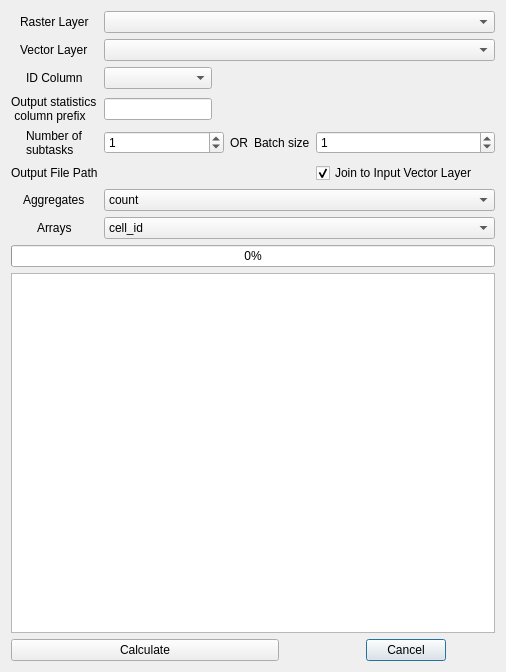
First picture: the form in zonal_exact_dialog_base.ui, repository JakubCha/exactextract_qgis, before the edit.
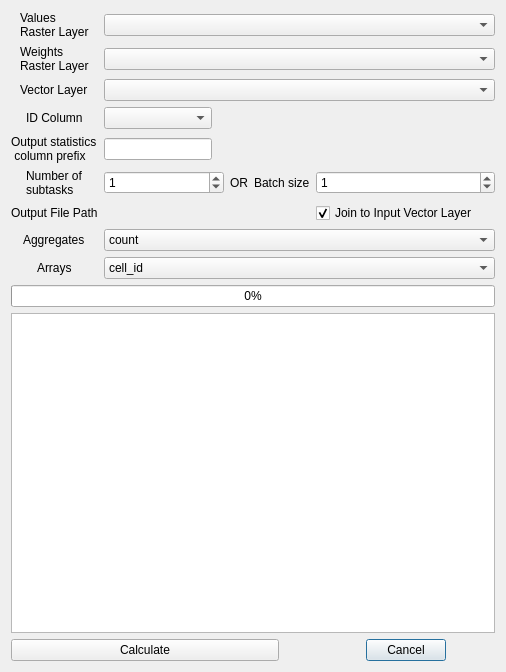
Second picture: the form after the edit. Custom widgets are drawn as their Qt base class.

Commit message: added weights layer choice

The edit to the form file:
```diff
--- a/zonal_exact_dialog_base.ui
+++ b/zonal_exact_dialog_base.ui
@@ -19,7 +19,14 @@
      <property name="sizeConstraint">
       <enum>QLayout::SetMaximumSize</enum>
      </property>
-     <item row="3" column="0" alignment="Qt::AlignHCenter">
+     <item row="5" column="1" colspan="4">
+      <widget class="QSpinBox" name="mSpinBox">
+       <property name="value">
+        <number>1</number>
+       </property>
+      </widget>
+     </item>
+     <item row="4" column="0" alignment="Qt::AlignHCenter">
       <widget class="QLabel" name="label_10">
        <property name="text">
         <string>Output statistics
@@ -27,58 +34,42 @@
        </property>
       </widget>
      </item>
-     <item row="12" column="0" colspan="7">
-      <widget class="QPushButton" name="mCalculateButton">
+     <item row="0" column="0" alignment="Qt::AlignHCenter">
+      <widget class="QLabel" name="label">
        <property name="text">
-        <string>Calculate</string>
+        <string>Values
+Raster Layer</string>
        </property>
-       <property name="checkable">
-        <bool>false</bool>
-       </property>
-       <property name="checked">
-        <bool>false</bool>
-       </property>
-       <property name="autoDefault">
-        <bool>false</bool>
-       </property>
       </widget>
      </item>
-     <item row="7" column="0" alignment="Qt::AlignHCenter">
-      <widget class="QLabel" name="label_6">
-       <property name="text">
-        <string>Arrays</string>
+     <item row="9" column="0" colspan="9" alignment="Qt::AlignVCenter">
+      <widget class="QProgressBar" name="mProgressBar">
+       <property name="value">
+        <number>0</number>
        </property>
-      </widget>
-     </item>
-     <item row="6" column="0" alignment="Qt::AlignHCenter">
-      <widget class="QLabel" name="label_5">
-       <property name="text">
-        <string>Aggregates</string>
+       <property name="textVisible">
+        <bool>true</bool>
        </property>
       </widget>
      </item>
-     <item row="4" column="5">
+     <item row="5" column="5">
       <widget class="QLabel" name="label_9">
        <property name="text">
         <string>OR</string>
        </property>
       </widget>
      </item>
-     <item row="1" column="0" alignment="Qt::AlignHCenter">
-      <widget class="QLabel" name="label_2">
+     <item row="4" column="1" colspan="3">
+      <widget class="QLineEdit" name="mPrefixEdit">
        <property name="text">
-        <string>Vector Layer</string>
+        <string/>
        </property>
       </widget>
      </item>
-     <item row="2" column="0" alignment="Qt::AlignHCenter">
-      <widget class="QLabel" name="label_11">
-       <property name="text">
-        <string>ID Column</string>
-       </property>
-      </widget>
+     <item row="0" column="1" colspan="8">
+      <widget class="QgsMapLayerComboBox" name="mRasterLayerComboBox"/>
      </item>
-     <item row="12" column="8">
+     <item row="13" column="8">
       <widget class="QDialogButtonBox" name="mButtonBox">
        <property name="orientation">
         <enum>Qt::Horizontal</enum>
@@ -91,32 +82,51 @@
        </property>
       </widget>
      </item>
-     <item row="8" column="0" colspan="9" alignment="Qt::AlignVCenter">
-      <widget class="QProgressBar" name="mProgressBar">
-       <property name="value">
-        <number>0</number>
-       </property>
-       <property name="textVisible">
-        <bool>true</bool>
-       </property>
-      </widget>
-     </item>
-     <item row="4" column="0" alignment="Qt::AlignHCenter">
-      <widget class="QLabel" name="label_3">
+     <item row="6" column="0" alignment="Qt::AlignHCenter">
+      <widget class="QLabel" name="label_4">
        <property name="text">
-        <string>Number of 
-subtasks</string>
+        <string>Output File Path</string>
        </property>
       </widget>
      </item>
-     <item row="4" column="6" colspan="2" alignment="Qt::AlignHCenter">
-      <widget class="QLabel" name="label_8">
-       <property name="text">
-        <string>Batch size</string>
+     <item row="8" column="1" colspan="8">
+      <widget class="QgsCheckableComboBox" name="mArraysComboBox">
+       <property name="toolTip">
+        <string>Select statistics that output multiple values (array)</string>
        </property>
+       <item>
+        <property name="text">
+         <string>cell_id</string>
+        </property>
+       </item>
+       <item>
+        <property name="text">
+         <string>center_x</string>
+        </property>
+       </item>
+       <item>
+        <property name="text">
+         <string>center_y</string>
+        </property>
+       </item>
+       <item>
+        <property name="text">
+         <string>coverage</string>
+        </property>
+       </item>
+       <item>
+        <property name="text">
+         <string>values</string>
+        </property>
+       </item>
+       <item>
+        <property name="text">
+         <string>weights</string>
+        </property>
+       </item>
       </widget>
      </item>
-     <item row="4" column="8">
+     <item row="5" column="8">
       <widget class="QSpinBox" name="mSpinBox_2">
        <property name="minimumSize">
         <size>
@@ -129,60 +139,7 @@
        </property>
       </widget>
      </item>
-     <item row="0" column="0" alignment="Qt::AlignHCenter">
-      <widget class="QLabel" name="label">
-       <property name="text">
-        <string>Raster Layer</string>
-       </property>
-      </widget>
-     </item>
-     <item row="10" column="0" colspan="9">
-      <widget class="QPlainTextEdit" name="mPlainText">
-       <property name="readOnly">
-        <bool>true</bool>
-       </property>
-       <property name="plainText">
-        <string/>
-       </property>
-      </widget>
-     </item>
-     <item row="5" column="0" alignment="Qt::AlignHCenter">
-      <widget class="QLabel" name="label_4">
-       <property name="text">
-        <string>Output File Path</string>
-       </property>
-      </widget>
-     </item>
-     <item row="5" column="8">
-      <widget class="QCheckBox" name="mJoinCheckBox">
-       <property name="text">
-        <string>Join to Input Vector Layer</string>
-       </property>
-       <property name="checked">
-        <bool>true</bool>
-       </property>
-      </widget>
-     </item>
-     <item row="5" column="1" colspan="7">
-      <widget class="QgsFileWidget" name="mQgsOutputFileWidget">
-       <property name="fileWidgetButtonVisible">
-        <bool>true</bool>
-       </property>
-       <property name="useLink">
-        <bool>false</bool>
-       </property>
-       <property name="fullUrl">
-        <bool>false</bool>
-       </property>
-       <property name="defaultRoot">
-        <string/>
-       </property>
-       <property name="storageMode">
-        <enum>QgsFileWidget::SaveFile</enum>
-       </property>
-      </widget>
-     </item>
-     <item row="6" column="1" colspan="8">
+     <item row="7" column="1" colspan="8">
       <widget class="QgsCheckableComboBox" name="mAggregatesComboBox">
        <property name="acceptDrops">
         <bool>false</bool>
@@ -303,65 +260,124 @@
        </item>
       </widget>
      </item>
-     <item row="7" column="1" colspan="8">
-      <widget class="QgsCheckableComboBox" name="mArraysComboBox">
-       <property name="toolTip">
-        <string>Select statistics that output multiple values (array)</string>
+     <item row="7" column="0" alignment="Qt::AlignHCenter">
+      <widget class="QLabel" name="label_5">
+       <property name="text">
+        <string>Aggregates</string>
        </property>
-       <item>
-        <property name="text">
-         <string>cell_id</string>
-        </property>
-       </item>
-       <item>
-        <property name="text">
-         <string>center_x</string>
-        </property>
-       </item>
-       <item>
-        <property name="text">
-         <string>center_y</string>
-        </property>
-       </item>
-       <item>
-        <property name="text">
-         <string>coverage</string>
-        </property>
-       </item>
-       <item>
-        <property name="text">
-         <string>values</string>
-        </property>
-       </item>
-       <item>
-        <property name="text">
-         <string>weights</string>
-        </property>
-       </item>
       </widget>
      </item>
-     <item row="4" column="1" colspan="4">
-      <widget class="QSpinBox" name="mSpinBox">
-       <property name="value">
-        <number>1</number>
+     <item row="11" column="0" colspan="9">
+      <widget class="QPlainTextEdit" name="mPlainText">
+       <property name="readOnly">
+        <bool>true</bool>
+       </property>
+       <property name="plainText">
+        <string/>
+       </property>
+      </widget>
+     </item>
+     <item row="13" column="0" colspan="7">
+      <widget class="QPushButton" name="mCalculateButton">
+       <property name="text">
+        <string>Calculate</string>
+       </property>
+       <property name="checkable">
+        <bool>false</bool>
+       </property>
+       <property name="checked">
+        <bool>false</bool>
+       </property>
+       <property name="autoDefault">
+        <bool>false</bool>
+       </property>
+      </widget>
+     </item>
+     <item row="8" column="0" alignment="Qt::AlignHCenter">
+      <widget class="QLabel" name="label_6">
+       <property name="text">
+        <string>Arrays</string>
+       </property>
+      </widget>
+     </item>
+     <item row="2" column="1" colspan="8">
+      <widget class="QgsMapLayerComboBox" name="mVectorLayerComboBox"/>
+     </item>
+     <item row="3" column="0" alignment="Qt::AlignHCenter">
+      <widget class="QLabel" name="label_11">
+       <property name="text">
+        <string>ID Column</string>
        </property>
       </widget>
      </item>
      <item row="3" column="1" colspan="3">
-      <widget class="QLineEdit" name="mPrefixEdit">
-       <property name="text">
-        <string/>
-       </property>
-      </widget>
-     </item>
-     <item row="2" column="1" colspan="3">
       <widget class="QgsFieldComboBox" name="mFieldComboBox"/>
      </item>
+     <item row="2" column="0" alignment="Qt::AlignHCenter">
+      <widget class="QLabel" name="label_2">
+       <property name="text">
+        <string>Vector Layer</string>
+       </property>
+      </widget>
+     </item>
+     <item row="5" column="6" colspan="2" alignment="Qt::AlignHCenter">
+      <widget class="QLabel" name="label_8">
+       <property name="text">
+        <string>Batch size</string>
+       </property>
+      </widget>
+     </item>
+     <item row="6" column="8">
+      <widget class="QCheckBox" name="mJoinCheckBox">
+       <property name="text">
+        <string>Join to Input Vector Layer</string>
+       </property>
+       <property name="checked">
+        <bool>true</bool>
+       </property>
+      </widget>
+     </item>
+     <item row="5" column="0" alignment="Qt::AlignHCenter">
+      <widget class="QLabel" name="label_3">
+       <property name="text">
+        <string>Number of 
+subtasks</string>
+       </property>
+      </widget>
+     </item>
+     <item row="6" column="1" colspan="7">
+      <widget class="QgsFileWidget" name="mQgsOutputFileWidget">
+       <property name="fileWidgetButtonVisible">
+        <bool>true</bool>
+       </property>
+       <property name="useLink">
+        <bool>false</bool>
+       </property>
+       <property name="fullUrl">
+        <bool>false</bool>
+       </property>
+       <property name="defaultRoot">
+        <string/>
+       </property>
+       <property name="storageMode">
+        <enum>QgsFileWidget::SaveFile</enum>
+       </property>
+      </widget>
+     </item>
+     <item row="1" column="0" alignment="Qt::AlignHCenter">
+      <widget class="QLabel" name="label_7">
+       <property name="text">
+        <string>Weights
+Raster Layer</string>
+       </property>
+      </widget>
+     </item>
      <item row="1" column="1" colspan="8">
-      <widget class="QgsMapLayerComboBox" name="mVectorLayerComboBox"/>
-     </item>
-     <item row="0" column="1" colspan="8">
-      <widget class="QgsMapLayerComboBox" name="mRasterLayerComboBox"/>
+      <widget class="QgsMapLayerComboBox" name="mWeightsLayerComboBox">
+       <property name="allowEmptyLayer">
+        <bool>true</bool>
+       </property>
+      </widget>
      </item>
     </layout>
    </item>
```
The commit also changes 5 other files.
